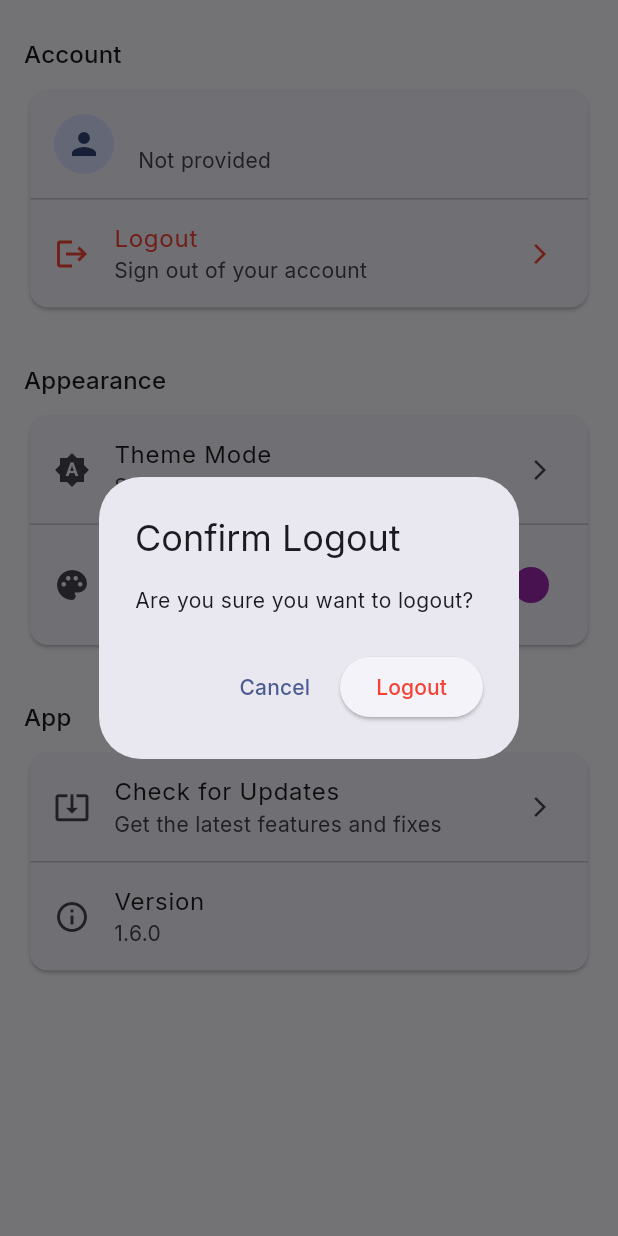
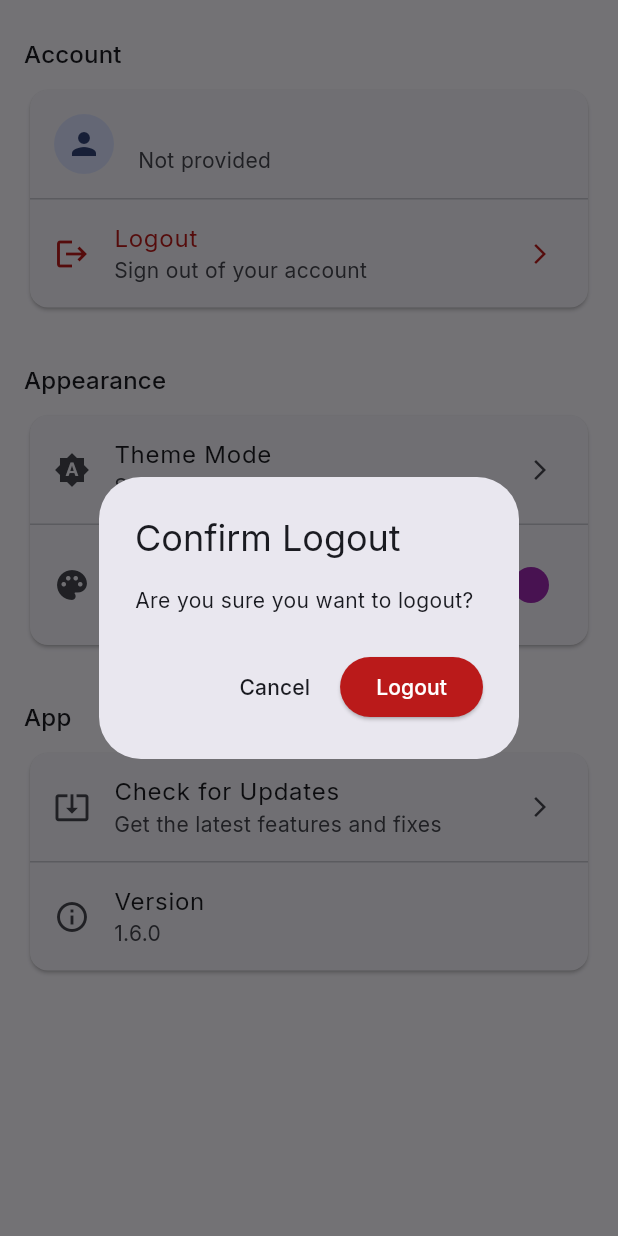
Before and after one commit to nathan101000/openly, a Flutter app: the SettingsScreen screen opened directly, after a tap on "Logout", on a phone screen of 412 x 824 dp. Run offline on Flutter 3.47's test engine with Material 3 defaults, Android fonts, the phone set to English and light mode, and no system bars; our stand-ins replace flutter_markdown, google_fonts, local_auth, package_info_plus, permission_handler, pull_to_refresh and 1 more; missing offline and left inert: expressive_loading_indicator, ota_update; accounts and stored records are empty.

Commit message:
style(settings_screen): update logout button colors to use theme colors

```diff
--- a/lib/screens/settings_screen.dart
+++ b/lib/screens/settings_screen.dart
@@ -31,12 +31,14 @@ class SettingsScreen extends StatelessWidget {
                     ),
                     const Divider(height: 1),
                     ListTile(
-                      leading: const Icon(Icons.logout, color: Colors.red),
-                      title: const Text('Logout',
-                          style: TextStyle(color: Colors.red)),
+                      leading: Icon(Icons.logout,
+                          color: Theme.of(context).colorScheme.error),
+                      title: Text('Logout',
+                          style: TextStyle(
+                              color: Theme.of(context).colorScheme.error)),
                       subtitle: const Text('Sign out of your account'),
-                      trailing: const Icon(Icons.arrow_forward_ios,
-                          size: 16, color: Colors.red),
+                      trailing: Icon(Icons.arrow_forward_ios,
+                          size: 16, color: Theme.of(context).colorScheme.error),
                       onTap: () => _confirmLogout(context, auth),
                     ),
                   ],
@@ -171,6 +173,9 @@ class SettingsScreen extends StatelessWidget {
         actions: [
           TextButton(
             onPressed: () => Navigator.of(ctx).pop(),
+            style: TextButton.styleFrom(
+              foregroundColor: Theme.of(ctx).colorScheme.onSurface,
+            ),
             child: const Text('Cancel'),
           ),
           ElevatedButton(
@@ -179,7 +184,11 @@ class SettingsScreen extends StatelessWidget {
               await auth.logout();
               Navigator.of(context).popUntil((route) => route.isFirst);
             },
-            child: const Text('Logout', style: TextStyle(color: Colors.red)),
+            style: ElevatedButton.styleFrom(
+              backgroundColor: Theme.of(ctx).colorScheme.error,
+              foregroundColor: Theme.of(ctx).colorScheme.onError,
+            ),
+            child: const Text('Logout'),
           ),
         ],
       ),
```
